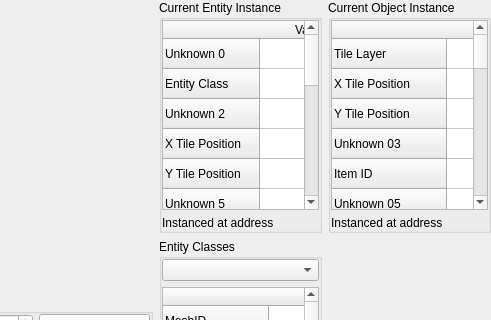
Old version of the form Tools/KFModTool/mapeditwidget.ui in the repository IvanDSM/KingsFieldRE; both pictures show x 263 to 754 and y 0 to 320 of the 754 by 480 pixel window.
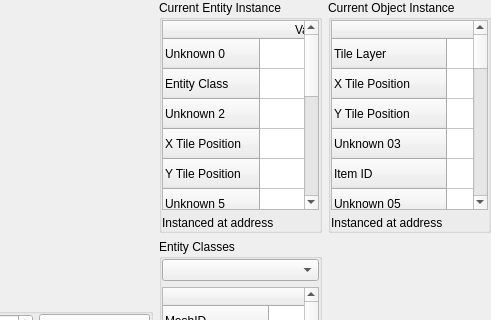
New version of the form. Icons and pictures are not drawn. Custom widgets are drawn as their Qt base class.

Patch:
```diff
--- a/Tools/KFModTool/mapeditwidget.ui
+++ b/Tools/KFModTool/mapeditwidget.ui
@@ -434,42 +434,27 @@
            </row>
            <row>
             <property name="text">
-             <string>Unknown 8</string>
+             <string>Trigger Object</string>
             </property>
            </row>
            <row>
             <property name="text">
-             <string>Unknown 9</string>
+             <string>Z Rotation</string>
             </property>
            </row>
            <row>
             <property name="text">
-             <string>Unknown A</string>
+             <string>Fine X Position</string>
             </property>
            </row>
            <row>
             <property name="text">
-             <string>Unknown B</string>
+             <string>Fine Y Position</string>
             </property>
            </row>
            <row>
             <property name="text">
-             <string>Unknown C</string>
-            </property>
-           </row>
-           <row>
-            <property name="text">
-             <string>Unknown D</string>
-            </property>
-           </row>
-           <row>
-            <property name="text">
-             <string>Unknown E</string>
-            </property>
-           </row>
-           <row>
-            <property name="text">
-             <string>Unknown F</string>
+             <string>Fine Z Position</string>
             </property>
            </row>
            <column>
```
Left out of the diff: 2 changed lines with no effect on the pictures.
